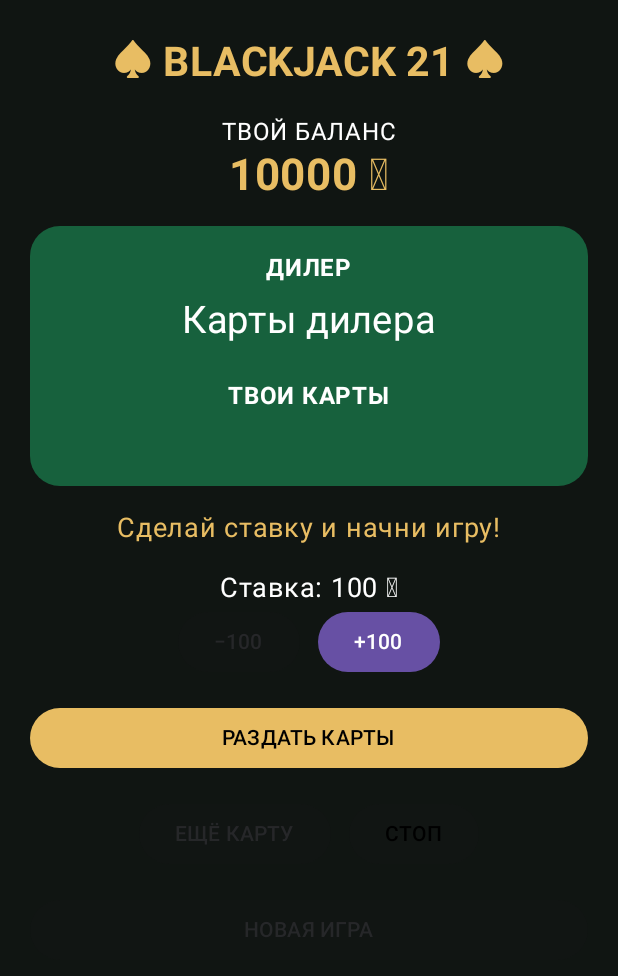
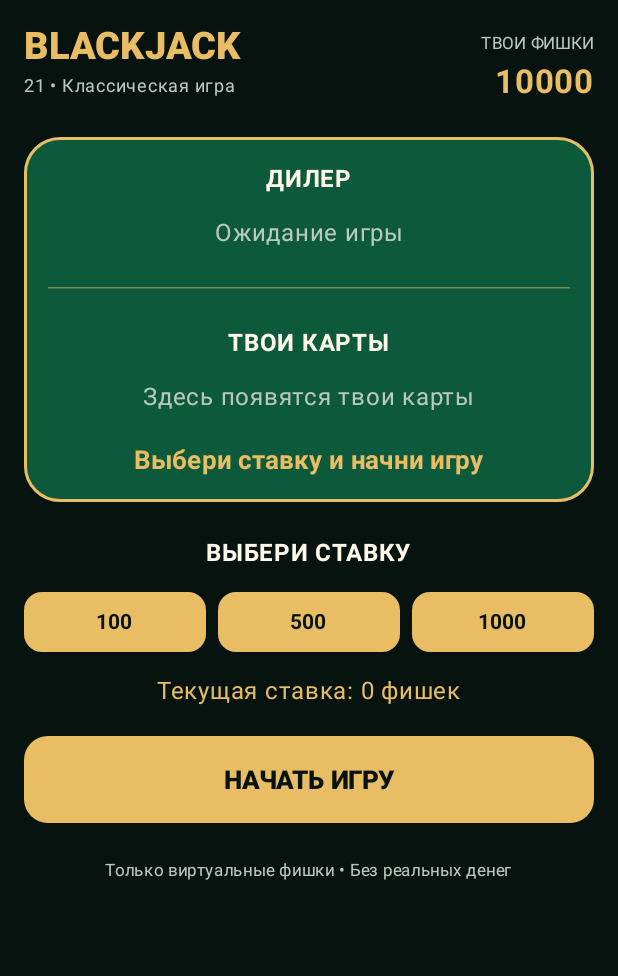
Before and after one commit to flopa9/BluetoothCasino, an Android app built with Jetpack Compose: the screen it shows after launch (MainActivity), on a phone screen of 412 x 824 dp. Shown: the top 976 px of the screen. Run offline under Robolectric (Android 15) with nearby library versions, the phone set to English and light mode, and no system bars.

Commit message:
Update MainActivity.kt

```diff
--- a/app/src/main/java/com/example/bluetoothcasino/MainActivity.kt
+++ b/app/src/main/java/com/example/bluetoothcasino/MainActivity.kt
@@ -5,9 +5,11 @@ import android.os.Bundle
 import androidx.activity.ComponentActivity
 import androidx.activity.compose.setContent
 import androidx.compose.foundation.background
+import androidx.compose.foundation.border
 import androidx.compose.foundation.layout.*
+import androidx.compose.foundation.rememberScrollState
 import androidx.compose.foundation.shape.RoundedCornerShape
-import androidx.compose.foundation.lazy.LazyColumn
+import androidx.compose.foundation.verticalScroll
 import androidx.compose.material3.*
 import androidx.compose.runtime.*
 import androidx.compose.ui.Alignment
@@ -17,10 +19,12 @@ import androidx.compose.ui.text.font.FontWeight
 import androidx.compose.ui.unit.dp
 import androidx.compose.ui.unit.sp
 
-private val Dark = Color(0xFF101512)
-private val Green = Color(0xFF17613D)
+private val Background = Color(0xFF07130F)
+private val Felt = Color(0xFF0D593B)
 private val Gold = Color(0xFFE8BD63)
-private val White = Color.White
+private val Cream = Color(0xFFFFF8E9)
+private val Muted = Color(0xFFB9C9C0)
+private val RedCard = Color(0xFFC83E4D)
 
 data class PlayingCard(val rank: String, val suit: String) {
     val points: Int
@@ -29,59 +33,134 @@ data class PlayingCard(val rank: String, val suit: String) {
             "K", "Q", "J" -> 10
             else -> rank.toInt()
         }
+
+    val isRed: Boolean
+        get() = suit == "♥" || suit == "♦"
 }
 
-fun newDeck(): List<PlayingCard> {
-    val ranks = listOf("A", "2", "3", "4", "5", "6", "7", "8", "9", "10", "J", "Q", "K")
-    val suits = listOf("♠", "♥", "♦", "♣")
-    return (suits.flatMap { suit -> ranks.map { rank -> PlayingCard(rank, suit) } }).shuffled()
+private fun newDeck(): List<PlayingCard> =
+    listOf("♠", "♥", "♦", "♣").flatMap { suit ->
+        listOf("A", "2", "3", "4", "5", "6", "7",
+            "8", "9", "10", "J", "Q", "K").map {
+            PlayingCard(it, suit)
         }
+    }.shuffled()
 
-fun score(cards: List<PlayingCard>): Int {
-    var total = cards.sumOf { it.points }
+private fun handScore(cards: List<PlayingCard>): Int {
+    var score = cards.sumOf { it.points }
     var aces = cards.count { it.rank == "A" }
-    while (total > 21 && aces > 0) {
-        total -= 10
+
+    while (score > 21 && aces > 0) {
+        score -= 10
         aces--
     }
-    return total
+    return score
 }
 
 class MainActivity : ComponentActivity() {
     override fun onCreate(savedInstanceState: Bundle?) {
         super.onCreate(savedInstanceState)
-        setContent { BlackjackApp() }
+        setContent {
+            MaterialTheme {
+                BlackjackApp()
+            }
+        }
+    }
+}
+
+@Composable
+fun PlayingCardView(card: PlayingCard?, hidden: Boolean = false) {
+    Box(
+        modifier = Modifier
+            .width(59.dp)
+            .height(84.dp)
+            .background(
+                if (hidden) Color(0xFF174B39) else Cream,
+                RoundedCornerShape(8.dp)
+            )
+            .border(
+                1.dp,
+                if (hidden) Gold else Color.LightGray,
+                RoundedCornerShape(8.dp)
+            )
+            .padding(5.dp),
+        contentAlignment = Alignment.Center
+    ) {
+        if (hidden || card == null) {
+            Text("★", color = Gold, fontSize = 28.sp)
+        } else {
+            val cardColor = if (card.isRed) RedCard else Color(0xFF17251F)
+            Column(
+                modifier = Modifier.fillMaxSize(),
+                verticalArrangement = Arrangement.SpaceBetween
+            ) {
+                Text(
+                    "${card.rank}${card.suit}",
+                    color = cardColor,
+                    fontWeight = FontWeight.Bold,
+                    fontSize = 17.sp
+                )
+                Text(
+                    card.suit,
+                    color = cardColor,
+                    fontSize = 27.sp,
+                    modifier = Modifier.align(Alignment.CenterHorizontally)
+                )
+            }
+        }
+    }
+}
+
+@Composable
+fun HandRow(cards: List<PlayingCard>, hideSecond: Boolean = false) {
+    Row(
+        horizontalArrangement = Arrangement.spacedBy(7.dp),
+        verticalAlignment = Alignment.CenterVertically
+    ) {
+        cards.forEachIndexed { index, card ->
+            PlayingCardView(
+                card = card,
+                hidden = hideSecond && index == 1
+            )
+        }
     }
 }
 
 @Composable
 fun BlackjackApp() {
     var balance by remember { mutableIntStateOf(10000) }
-    var bet by remember { mutableIntStateOf(100) }
+    var bet by remember { mutableIntStateOf(0) }
     var deck by remember { mutableStateOf(newDeck()) }
-    var player by remember { mutableStateOf(emptyList<PlayingCard>()) }
-    var dealer by remember { mutableStateOf(emptyList<PlayingCard>()) }
+    var playerCards by remember { mutableStateOf(emptyList<PlayingCard>()) }
+    var dealerCards by remember { mutableStateOf(emptyList<PlayingCard>()) }
     var started by remember { mutableStateOf(false) }
     var finished by remember { mutableStateOf(false) }
-    var message by remember { mutableStateOf("Сделай ставку и начни игру!") }
+    var message by remember { mutableStateOf("Выбери ставку и начни игру") }
 
-    fun finishGame() {
-        var hand = dealer
-        while (score(hand) < 17 && deck.isNotEmpty()) {
-            hand = hand + deck.first()
+    val playerScore = handScore(playerCards)
+    val dealerScore = handScore(dealerCards)
+
+    fun drawCard(): PlayingCard {
+        if (deck.isEmpty()) deck = newDeck()
+        val card = deck.first()
         deck = deck.drop(1)
+        return card
     }
-        dealer = hand
 
-        val p = score(player)
-        val d = score(dealer)
+    fun finishRound() {
+        while (handScore(dealerCards) < 17) {
+            dealerCards = dealerCards + drawCard()
+        }
+
+        val p = handScore(playerCards)
+        val d = handScore(dealerCards)
 
         message = when {
-            p > 21 -> "Перебор! Ты проиграл."
-            d > 21 -> "У дилера перебор! Ты победил!"
-            p > d -> "Победа! Отличная игра!"
-            p < d -> "Дилер победил."
-            else -> "Ничья! Ставка возвращена."
+            p > 21 -> "Перебор! Дилер победил"
+            d > 21 -> "Дилер перебрал! Ты выиграл"
+            p > d -> "Ты выиграл!"
+            p < d -> "Дилер победил"
+            else -> "Ничья!"
         }
 
         when {
@@ -89,177 +168,261 @@ fun BlackjackApp() {
             d > 21 || p > d -> balance += bet * 2
             p == d -> balance += bet
         }
+
         finished = true
     }
 
-    fun startGame() {
-        if (bet <= 0 || bet > balance) {
-            message = "Недостаточно фишек для такой ставки."
+    fun startRound() {
+        if (bet <= 0) {
+            message = "Сначала выбери ставку"
+            return
+        }
+        if (bet > balance) {
+            message = "Недостаточно фишек"
             return
         }
 
+        balance -= bet
         deck = newDeck()
-        player = deck.take(2)
-        dealer = deck.drop(2).take(2)
-        deck = deck.drop(4)
-        balance -= bet
+        playerCards = listOf(drawCard(), drawCard())
+        dealerCards = listOf(drawCard(), drawCard())
         started = true
         finished = false
-        message = "Твой ход. Возьми карту или остановись."
+        message = "Твой ход!"
+    }
 
-        if (score(player) == 21) {
-            finishGame()
+    fun hit() {
+        if (!started || finished) return
+        playerCards = playerCards + drawCard()
+        if (handScore(playerCards) >= 21) {
+            finishRound()
         }
     }
 
-    MaterialTheme {
-        Surface(
-            modifier = Modifier.fillMaxSize(),
-            color = Dark
-        ) {
-            LazyColumn(
-                modifier = Modifier.fillMaxSize(),
-                contentPadding = PaddingValues(20.dp),
-                verticalArrangement = Arrangement.spacedBy(16.dp),
+    fun stand() {
+        if (!started || finished) return
+        finishRound()
+    }
+
+    Column(
+        modifier = Modifier
+            .fillMaxSize()
+            .background(Background)
+            .verticalScroll(rememberScrollState())
+            .padding(16.dp),
         horizontalAlignment = Alignment.CenterHorizontally
     ) {
-                item {
+        Row(
+            modifier = Modifier.fillMaxWidth(),
+            horizontalArrangement = Arrangement.SpaceBetween,
+            verticalAlignment = Alignment.CenterVertically
+        ) {
+            Column {
                 Text(
-                        "♠ BLACKJACK 21 ♠",
+                    "BLACKJACK",
                     color = Gold,
-                        fontSize = 27.sp,
+                    fontSize = 25.sp,
+                    fontWeight = FontWeight.Black
+                )
+                Text("21 • Классическая игра", color = Muted, fontSize = 12.sp)
+            }
+
+            Column(horizontalAlignment = Alignment.End) {
+                Text("ТВОИ ФИШКИ", color = Muted, fontSize = 11.sp)
+                Text(
+                    balance.toString(),
+                    color = Gold,
+                    fontSize = 22.sp,
+                    fontWeight = FontWeight.Bold
+                )
+            }
+        }
+
+        Spacer(Modifier.height(22.dp))
+
+        Box(
+            modifier = Modifier
+                .fillMaxWidth()
+                .background(Felt, RoundedCornerShape(24.dp))
+                .border(2.dp, Gold, RoundedCornerShape(24.dp))
+                .padding(16.dp)
+        ) {
+            Column(horizontalAlignment = Alignment.CenterHorizontally) {
+                Text(
+                    "ДИЛЕР",
+                    color = Cream,
+                    fontWeight = FontWeight.Bold,
+                    fontSize = 16.sp
+                )
+
+                Spacer(Modifier.height(12.dp))
+
+                if (dealerCards.isEmpty()) {
+                    Text("Ожидание игры", color = Muted)
+                } else {
+                    HandRow(
+                        dealerCards,
+                        hideSecond = started && !finished
+                    )
+                    Spacer(Modifier.height(6.dp))
+                    Text(
+                        if (started && !finished)
+                            "Очки: ${dealerCards.first().points}"
+                        else "Очки: $dealerScore",
+                        color = Cream
+                    )
+                }
+
+                Spacer(Modifier.height(24.dp))
+                HorizontalDivider(color = Gold.copy(alpha = 0.5f))
+                Spacer(Modifier.height(24.dp))
+
+                Text(
+                    "ТВОИ КАРТЫ",
+                    color = Cream,
+                    fontWeight = FontWeight.Bold,
+                    fontSize = 16.sp
+                )
+
+                Spacer(Modifier.height(12.dp))
+
+                if (playerCards.isEmpty()) {
+                    Text("Здесь появятся твои карты", color = Muted)
+                } else {
+                    HandRow(playerCards)
+                    Spacer(Modifier.height(6.dp))
+                    Text(
+                        "Очки: $playerScore",
+                        color = Cream,
                         fontWeight = FontWeight.Bold
                     )
                 }
 
-                item {
-                    Text("ТВОЙ БАЛАНС", color = White)
+                Spacer(Modifier.height(18.dp))
+
                 Text(
-                        "$balance 🪙",
+                    message,
                     color = Gold,
-                        fontSize = 29.sp,
+                    fontSize = 17.sp,
                     fontWeight = FontWeight.Bold
                 )
             }
+        }
 
-                item {
-                    Box(
-                        modifier = Modifier
-                            .fillMaxWidth()
-                            .background(Green, RoundedCornerShape(20.dp))
-                            .padding(16.dp)
+        Spacer(Modifier.height(22.dp))
+
+        Text(
+            "ВЫБЕРИ СТАВКУ",
+            color = Cream,
+            fontWeight = FontWeight.Bold
+        )
+
+        Spacer(Modifier.height(10.dp))
+
+        Row(
+            modifier = Modifier.fillMaxWidth(),
+            horizontalArrangement = Arrangement.spacedBy(8.dp)
         ) {
-                        Column(
-                            modifier = Modifier.fillMaxWidth(),
-                            horizontalAlignment = Alignment.CenterHorizontally
+            listOf(100, 500, 1000).forEach { amount ->
+                Button(
+                    onClick = {
+                        if (!started && balance >= amount) {
+                            bet = amount
+                        }
+                    },
+                    enabled = !started && balance >= amount,
+                    modifier = Modifier.weight(1f),
+                    colors = ButtonDefaults.buttonColors(
+                        containerColor = Gold,
+                        contentColor = Background
+                    ),
+                    shape = RoundedCornerShape(12.dp)
                 ) {
-                            Text("ДИЛЕР", color = White, fontWeight = FontWeight.Bold)
-                            Spacer(Modifier.height(8.dp))
-                            Text(
-                                if (started) dealer.joinToString("   ") { "${it.rank}${it.suit}" }
-                                else "Карты дилера",
-                                color = White,
-                                fontSize = 25.sp
-                            )
-                            if (started && (finished || dealer.isEmpty())) {
-                                Text("Очки: ${score(dealer)}", color = Gold)
-                            } else if (started) {
-                                Text("Очки: ?", color = Gold)
-                            }
-                            Spacer(Modifier.height(24.dp))
-                            Text("ТВОИ КАРТЫ", color = White, fontWeight = FontWeight.Bold)
-                            Spacer(Modifier.height(8.dp))
-                            Text(
-                                player.joinToString("   ") { "${it.rank}${it.suit}" },
-                                color = White,
-                                fontSize = 25.sp
-                            )
-                            if (started) {
-                                Text("Очки: ${score(player)}", color = Gold)
-                            }
+                    Text(amount.toString(), fontWeight = FontWeight.Bold)
                 }
             }
         }
 
-                item {
-                    Text(message, color = Gold, fontSize = 18.sp)
+        Spacer(Modifier.height(10.dp))
+
+        Text(
+            "Текущая ставка: $bet фишек",
+            color = Gold,
+            fontSize = 16.sp
+        )
+
+        Spacer(Modifier.height(18.dp))
+
+        if (!started || finished) {
+            Button(
+                onClick = {
+                    if (finished) {
+                        started = false
+                        finished = false
+                        playerCards = emptyList()
+                        dealerCards = emptyList()
+                        bet = 0
+                        message = "Выбери ставку и начни игру"
+                    } else {
+                        startRound()
                     }
-
-                item {
-                    Text("Ставка: $bet 🪙", color = White, fontSize = 18.sp)
+                },
+                modifier = Modifier
+                    .fillMaxWidth()
+                    .height(58.dp),
+                colors = ButtonDefaults.buttonColors(
+                    containerColor = Gold,
+                    contentColor = Background
+                ),
+                shape = RoundedCornerShape(16.dp)
+            ) {
+                Text(
+                    if (finished) "СЛЕДУЮЩИЙ РАУНД" else "НАЧАТЬ ИГРУ",
+                    fontWeight = FontWeight.Black,
+                    fontSize = 17.sp
+                )
+            }
+        } else {
             Row(
-                        horizontalArrangement = Arrangement.spacedBy(12.dp),
-                        verticalAlignment = Alignment.CenterVertically
+                modifier = Modifier.fillMaxWidth(),
+                horizontalArrangement = Arrangement.spacedBy(10.dp)
             ) {
                 Button(
-                            onClick = { if (!started && bet > 100) bet -= 100 },
-                            enabled = !started && bet > 100
-                        ) { Text("−100") }
-
-                        Button(
-                            onClick = {
-                                if (!started && bet + 100 <= balance) bet += 100
-                            },
-                            enabled = !started && bet + 100 <= balance
-                        ) { Text("+100") }
-                    }
-                }
-
-                item {
-                    Button(
-                        onClick = { startGame() },
-                        enabled = !started && balance >= bet,
-                        modifier = Modifier.fillMaxWidth(),
-                        colors = ButtonDefaults.buttonColors(containerColor = Gold)
+                    onClick = { hit() },
+                    modifier = Modifier
+                        .weight(1f)
+                        .height(58.dp),
+                    colors = ButtonDefaults.buttonColors(
+                        containerColor = Gold,
+                        contentColor = Background
+                    ),
+                    shape = RoundedCornerShape(14.dp)
                 ) {
-                        Text("РАЗДАТЬ КАРТЫ", color = Color.Black)
-                    }
-                }
-
-                item {
-                    Row(horizontalArrangement = Arrangement.spacedBy(12.dp)) {
-                        Button(
-                            onClick = {
-                                if (started && !finished && deck.isNotEmpty()) {
-                                    player = player + deck.first()
-                                    deck = deck.drop(1)
-                                    if (score(player) >= 21) finishGame()
-                                }
-                            },
-                            enabled = started && !finished,
-                            colors = ButtonDefaults.buttonColors(containerColor = Green)
-                        ) {
-                            Text("ЕЩЁ КАРТУ")
+                    Text("ЕЩЁ КАРТУ", fontWeight = FontWeight.Bold)
                 }
 
                 Button(
-                            onClick = {
-                                if (started && !finished) finishGame()
-                            },
-                            enabled = started && !finished,
-                            colors = ButtonDefaults.buttonColors(containerColor = Gold)
+                    onClick = { stand() },
+                    modifier = Modifier
+                        .weight(1f)
+                        .height(58.dp),
+                    colors = ButtonDefaults.buttonColors(
+                        containerColor = Color(0xFF244C3D),
+                        contentColor = Cream
+                    ),
+                    shape = RoundedCornerShape(14.dp)
                 ) {
-                            Text("СТОП", color = Color.Black)
+                    Text("СТОП", fontWeight = FontWeight.Bold)
                 }
             }
         }
 
-                item {
-                    Button(
-                        onClick = {
-                            started = false
-                            finished = false
-                            player = emptyList()
-                            dealer = emptyList()
-                            message = "Сделай ставку и начни игру!"
-                        },
-                        enabled = finished,
-                        modifier = Modifier.fillMaxWidth()
-                    ) {
-                        Text("НОВАЯ ИГРА")
+        Spacer(Modifier.height(20.dp))
+
+        Text(
+            "Только виртуальные фишки • Без реальных денег",
+            color = Muted,
+            fontSize = 11.sp
+        )
     }
 }
-            }
-        }
-    }
-}
```
Lines whose indentation alone changed are shown as unchanged.
